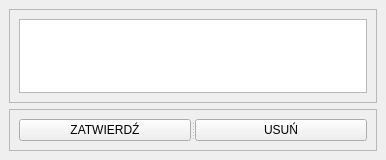
Old version of the form templates/zamowienia/order.ui in the repository PanWitold/program_ksiegowy.
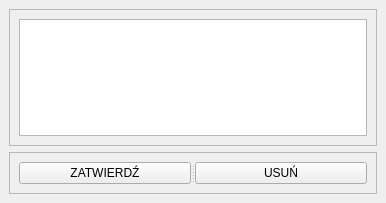
New version of the form.

```diff
--- a/templates/zamowienia/order.ui
+++ b/templates/zamowienia/order.ui
@@ -7,7 +7,7 @@
     <x>0</x>
     <y>0</y>
     <width>386</width>
-    <height>160</height>
+    <height>203</height>
    </rect>
   </property>
   <property name="windowTitle">
```
Left out of the diff: 2 changed lines with no effect on the pictures.
